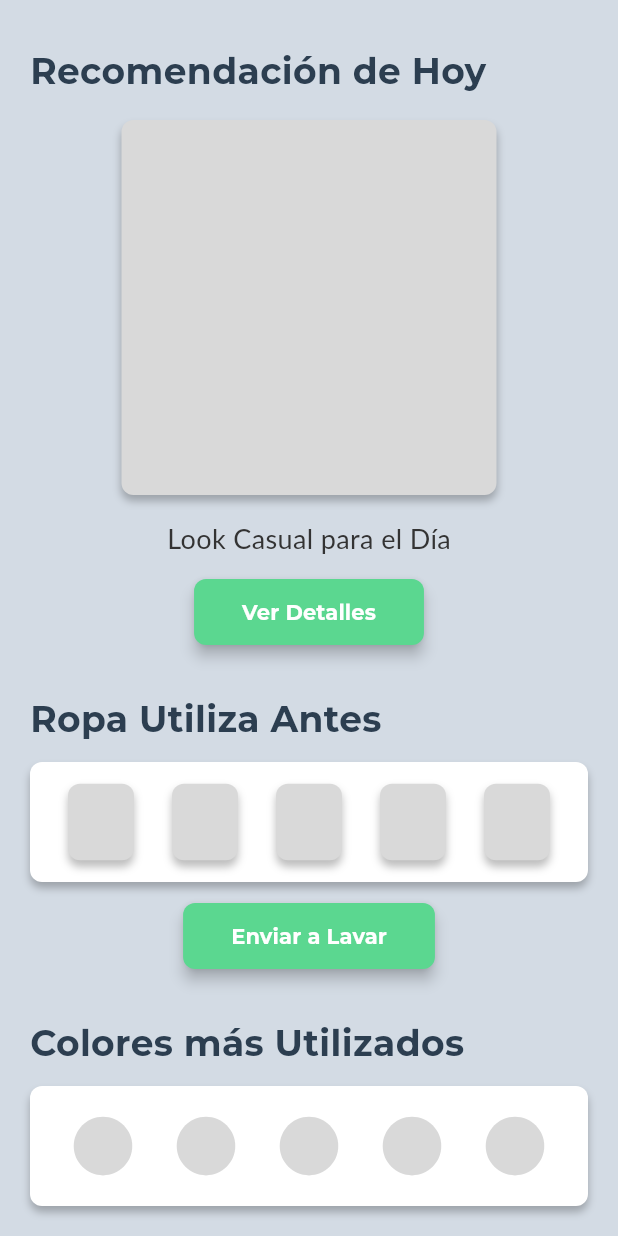
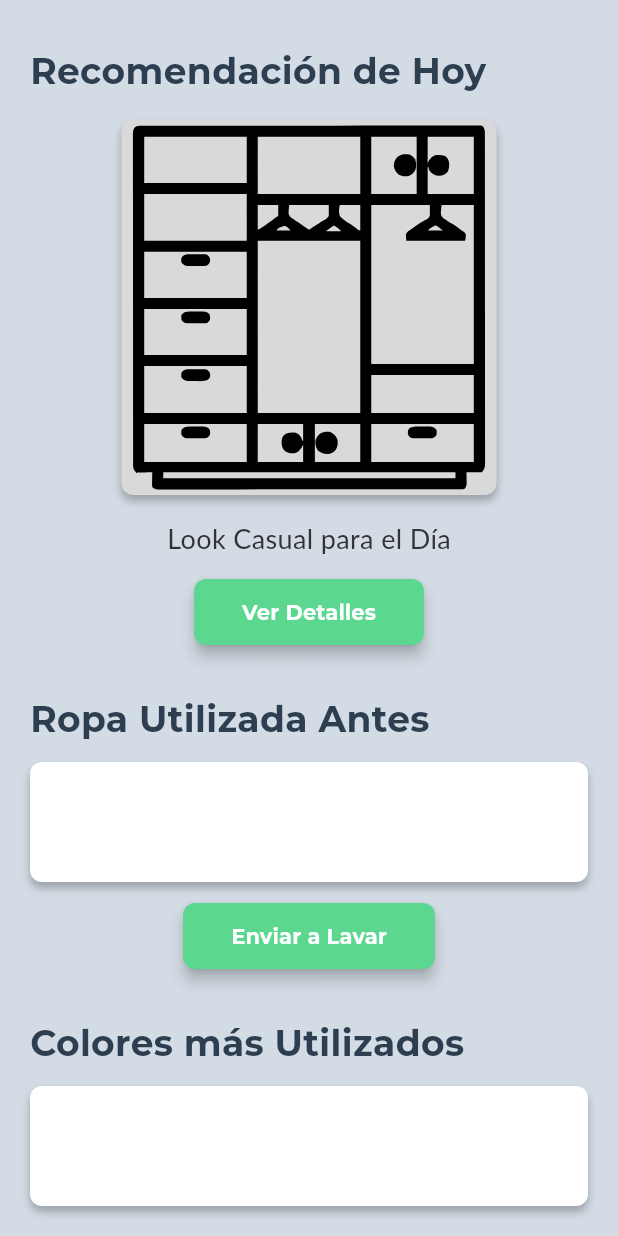
Before and after one commit to diego16022/Proyecto-Integrador, a Flutter app: the HomeContent screen opened directly, on a phone screen of 412 x 824 dp. Run offline on Flutter 3.47's test engine with Material 3 defaults, Android fonts, the phone set to English and light mode, and no system bars; our stand-ins replace flutter_colorpicker, flutter_svg, image_picker; accounts and stored records are empty; Roboto replaces fonts that are missing (Lato); project files that could hold a hidden picture were left out.

Commit message:
Subida Final Del Archivo

```diff
--- a/frontend/lib/main.dart
+++ b/frontend/lib/main.dart
@@ -3,6 +3,8 @@ import 'package:frontend/screens/closetvirtual_widget.dart';
 import 'screens/inicio_aplicacion.dart';
 import 'screens/inicio_sesion_widget.dart';
 import 'screens/crear_cuenta.dart';
+import 'screens/home.dart';
+
 
 void main() {
   runApp(const MyApp());
@@ -20,6 +22,7 @@ class MyApp extends StatelessWidget {
         '/login': (context) => const InicioSesionWidget(),
         '/register': (context) => const CrearCuentaWidget(),
         '/closet': (context) => ClosetvirtualWidget(),
+        '/home': (context) => HomeWidget(),
       },
     );
   }
--- a/frontend/lib/screens/analisi_cromatico.dart
+++ b/frontend/lib/screens/analisi_cromatico.dart
@@ -5,22 +5,22 @@ import 'package:frontend/services/usuario_service.dart';
 import 'package:frontend/services/auth_service.dart';
 
 final Map<String, List<Color>> coloresPorTono = {
-  'Tipo_I': [
+  'Tipo I': [
     Color(0xFF000080), Color(0xFFFF00FF), Color(0xFFFFFFFF), Color(0xFF000000)
   ],
-  'Tipo_II': [
+  'Tipo II': [
     Color(0xFFFFC0CB), Color(0xFFE6E6FA), Color(0xFFDCDCDC), Color(0xFF9DC183)
   ],
-  'Tipo_III': [
+  'Tipo III': [
     Color(0xFFFF7F50), Color(0xFF98FF98), Color(0xFF87CEEB), Color(0xFF40E0D0)
   ],
-  'Tipo_IV': [
+  'Tipo IV': [
     Color(0xFFE2725B), Color(0xFF808000), Color(0xFFA0522D), Color(0xFFFFDB58)
   ],
-  'Tipo_V': [
+  'Tipo V': [
     Color(0xFFB22222), Color(0xFF228B22), Color(0xFFFFBF00), Color(0xFF7B3F00)
   ],
-  'Tipo_VI': [
+  'Tipo VI': [
     Color(0xFF0047AB), Color(0xFF50C878), Color(0xFF8A2BE2), Color(0xFFC0C0C0)
   ],
 };
--- a/frontend/lib/screens/home_content.dart
+++ b/frontend/lib/screens/home_content.dart
@@ -1,17 +1,103 @@
 import 'package:flutter/material.dart';
 import 'package:flutter_svg/flutter_svg.dart';
+import 'package:frontend/services/models/recomendacion_cache.dart';
+import 'package:frontend/services/auth_service.dart';
+import 'package:frontend/services/outfit_service.dart';
 
-class HomeContent extends StatelessWidget {
+class HomeContent extends StatefulWidget {
+  @override
+  _HomeContentState createState() => _HomeContentState();
+}
+
+class _HomeContentState extends State<HomeContent> {
+  bool cargando = false;
+
+  @override
+  void initState() {
+    super.initState();
+    _generarSiNoHayRecomendacion();
+  }
+
+  Future<void> _generarSiNoHayRecomendacion() async {
+    if (!RecomendacionCache.hayRecomendacion()) {
+      final idUsuario = SesionUsuario.idUsuario;
+      if (idUsuario == null) return;
+
+      setState(() => cargando = true);
+      try {
+        final data = await OutfitService.generarOutfitAleatorio(idUsuario);
+        RecomendacionCache.imagenOutfit = data['imagen_outfit'];
+        RecomendacionCache.tonoPiel = data['tono_piel'];
+        RecomendacionCache.imagenesPrendas =
+            List<String>.from(data['imagenes_prendas'] ?? []);
+        RecomendacionCache.colores =
+            coloresPorTono[data['tono_piel']] ?? [];
+      } catch (e) {
+        print("Error generando outfit: $e");
+      } finally {
+        if (mounted) setState(() => cargando = false);
+      }
+    }
+  }
+
+  final Map<String, List<Color>> coloresPorTono = {
+    'Tipo I': [
+      Color(0xFF000080),
+      Color(0xFFFF00FF),
+      Color(0xFFFFFFFF),
+      Color(0xFF000000),
+      Color(0xFFFA8072)
+    ],
+    'Tipo II': [
+      Color(0xFFFFC0CB),
+      Color(0xFFE6E6FA),
+      Color(0xFFDCDCDC),
+      Color(0xFF9DC183),
+      Color(0xFFF4A460)
+    ],
+    'Tipo III': [
+      Color(0xFFFF7F50),
+      Color(0xFF98FF98),
+      Color(0xFF87CEEB),
+      Color(0xFF40E0D0),
+      Color(0xFF8B4513)
+    ],
+    'Tipo IV': [
+      Color(0xFFE2725B),
+      Color(0xFF808000),
+      Color(0xFFA0522D),
+      Color(0xFFFFDB58),
+      Color(0xFF795548)
+    ],
+    'Tipo V': [
+      Color(0xFFB22222),
+      Color(0xFF228B22),
+      Color(0xFFFFBF00),
+      Color(0xFF7B3F00),
+      Color(0xFF000000)
+    ],
+    'Tipo VI': [
+      Color(0xFF0047AB),
+      Color(0xFF50C878),
+      Color(0xFF0A0A0A),
+      Color(0xFF000000),
+      Color(0xFF3E3E3E)
+    ],
+  };
+
   @override
   Widget build(BuildContext context) {
+    final tieneTono = RecomendacionCache.tonoPiel != null;
+
     return Scaffold(
-      backgroundColor: const Color(0xFFD3DBE4), // Fondo aplicado aquí
+      backgroundColor: const Color(0xFFD3DBE4),
       body: SingleChildScrollView(
         padding: const EdgeInsets.all(20),
         child: Column(
           crossAxisAlignment: CrossAxisAlignment.start,
           children: [
             const SizedBox(height: 10),
+            if (tieneTono) ...[
               const Text(
                 'Recomendación de Hoy',
                 style: TextStyle(
@@ -29,14 +115,26 @@ class HomeContent extends StatelessWidget {
                   decoration: BoxDecoration(
                     color: const Color(0xFFD9D9D9),
                     borderRadius: BorderRadius.circular(8),
+                    image: RecomendacionCache.hayRecomendacion()
+                        ? DecorationImage(
+                            image: NetworkImage(
+                                RecomendacionCache.imagenOutfit),
+                            fit: BoxFit.cover,
+                          )
+                        : null,
                     boxShadow: const [
                       BoxShadow(
                           color: Colors.black26,
                           blurRadius: 4,
-                      offset: Offset(0, 4),
-                    ),
+                          offset: Offset(0, 4)),
                     ],
                   ),
+                  child: !RecomendacionCache.hayRecomendacion()
+                      ? SvgPicture.asset(
+                          'assets/icons/armarios.svg',
+                          height: 100,
+                        )
+                      : null,
                 ),
               ),
               const SizedBox(height: 16),
@@ -46,24 +144,23 @@ class HomeContent extends StatelessWidget {
                   style: TextStyle(
                       fontSize: 18,
                       fontFamily: 'Lato',
-                  color: Color(0xFF333333),
-                ),
+                      color: Color(0xFF333333)),
                 ),
               ),
               const SizedBox(height: 12),
               Center(
                 child: ElevatedButton(
-                onPressed: () {},
+                  onPressed: () {
+                    Navigator.of(context)
+                        .pushReplacementNamed('/home', arguments: 3);
+                  },
                   style: ElevatedButton.styleFrom(
                     backgroundColor: const Color(0xFF5BD790),
                     shape: RoundedRectangleBorder(
-                    borderRadius: BorderRadius.circular(8),
-                  ),
+                        borderRadius: BorderRadius.circular(8)),
                     elevation: 4,
                     padding: const EdgeInsets.symmetric(
-                    vertical: 12,
-                    horizontal: 32,
-                  ),
+                        vertical: 12, horizontal: 32),
                   ),
                   child: const Text(
                     'Ver Detalles',
@@ -77,8 +174,11 @@ class HomeContent extends StatelessWidget {
                 ),
               ),
               const SizedBox(height: 30),
+            ],
+
+            //  Ropa Utilizada Antes
             const Text(
-              'Ropa Utiliza Antes',
+              'Ropa Utilizada Antes',
               style: TextStyle(
                 fontSize: 24,
                 fontFamily: 'Montserrat',
@@ -96,45 +196,42 @@ class HomeContent extends StatelessWidget {
                   BoxShadow(
                       color: Colors.black26,
                       blurRadius: 4,
-                    offset: Offset(0, 4),
-                  ),
+                      offset: Offset(0, 4)),
                 ],
               ),
               child: Row(
                 mainAxisAlignment: MainAxisAlignment.spaceEvenly,
-                children: List.generate(5, (index) {
-                  return Container(
+                children: List.generate(
+                  RecomendacionCache.imagenesPrendas.length,
+                  (index) => ClipRRect(
+                    borderRadius: BorderRadius.circular(8),
+                    child: Image.network(
+                      RecomendacionCache.imagenesPrendas[index],
                       width: 44,
                       height: 51,
-                    decoration: BoxDecoration(
-                      color: const Color(0xFFD9D9D9),
-                      borderRadius: BorderRadius.circular(8),
-                      boxShadow: const [
-                        BoxShadow(
-                          color: Colors.black26,
-                          blurRadius: 4,
-                          offset: Offset(0, 4),
+                      fit: BoxFit.cover,
                     ),
-                      ],
                   ),
-                  );
-                }),
+                ),
               ),
             ),
             const SizedBox(height: 12),
             Center(
               child: ElevatedButton(
-                onPressed: () {},
+                onPressed: () {
+                  // Aquí puedes agregar lógica para "Enviar a Lavar"
+                  ScaffoldMessenger.of(context).showSnackBar(
+                    const SnackBar(
+                        content: Text("¡Prendas enviadas a lavar!")),
+                  );
+                },
                 style: ElevatedButton.styleFrom(
                   backgroundColor: const Color(0xFF5BD790),
                   shape: RoundedRectangleBorder(
-                    borderRadius: BorderRadius.circular(8),
-                  ),
+                      borderRadius: BorderRadius.circular(8)),
                   elevation: 4,
                   padding: const EdgeInsets.symmetric(
-                    vertical: 12,
-                    horizontal: 32,
-                  ),
+                      vertical: 12, horizontal: 32),
                 ),
                 child: const Text(
                   'Enviar a Lavar',
@@ -147,7 +244,10 @@ class HomeContent extends StatelessWidget {
                 ),
               ),
             ),
+
             const SizedBox(height: 30),
+
+            //  Colores más utilizados
             const Text(
               'Colores más Utilizados',
               style: TextStyle(
@@ -167,18 +267,18 @@ class HomeContent extends StatelessWidget {
                   BoxShadow(
                       color: Colors.black26,
                       blurRadius: 4,
-                    offset: Offset(0, 4),
-                  ),
+                      offset: Offset(0, 4)),
                 ],
               ),
               child: Row(
                 mainAxisAlignment: MainAxisAlignment.spaceEvenly,
-                children: List.generate(5, (index) {
-                  return SvgPicture.asset(
-                    'assets/icons/ellipse.svg',
-                    height: 40,
-                  );
-                }),
+                children: List.generate(
+                  RecomendacionCache.colores.length,
+                  (index) => CircleAvatar(
+                    radius: 20,
+                    backgroundColor: RecomendacionCache.colores[index],
+                  ),
+                ),
               ),
             ),
             const SizedBox(height: 20),
--- /dev/null
+++ b/frontend/lib/services/models/recomendacion_cache.dart
@@ -0,0 +1,17 @@
+import 'package:flutter/material.dart';
+
+class RecomendacionCache {
+  static String imagenOutfit = "";
+  static String tonoPiel = "";
+  static List<Color> colores = [];
+  static List<String> imagenesPrendas = [];
+
+  static void limpiar() {
+    imagenOutfit = "";
+    tonoPiel = "";
+    colores = [];
+    imagenesPrendas = [];
+  }
+
+  static bool hayRecomendacion() => imagenOutfit.isNotEmpty;
+}
--- a/frontend/lib/services/prenda_service.dart
+++ b/frontend/lib/services/prenda_service.dart
@@ -30,6 +30,7 @@ class PrendaService {
   required int idUsuario,
   required String? imagenUrl,
   required int idEstilo,
+  required int idOcasion,
   }) async {
   final url = Uri.parse('http://10.0.2.2:8000/prendas/');
   final body = jsonEncode({
@@ -41,6 +42,7 @@ class PrendaService {
     "imagen_url": imagenUrl,
     "id_usuario": idUsuario,
     "id_estilo": idEstilo,
+    "id_ocasion": idOcasion,
   });
 
   final response = await http.post(
```
Also changed, not shown: frontend/lib/screens/NuevaprendaWidget.dart (+71 -95 lines), frontend/lib/screens/home.dart (+9 -2 lines), frontend/lib/screens/recomendaciones_widget.dart (+33 -39 lines), 5 other files. Lines whose indentation alone changed are shown as unchanged.
